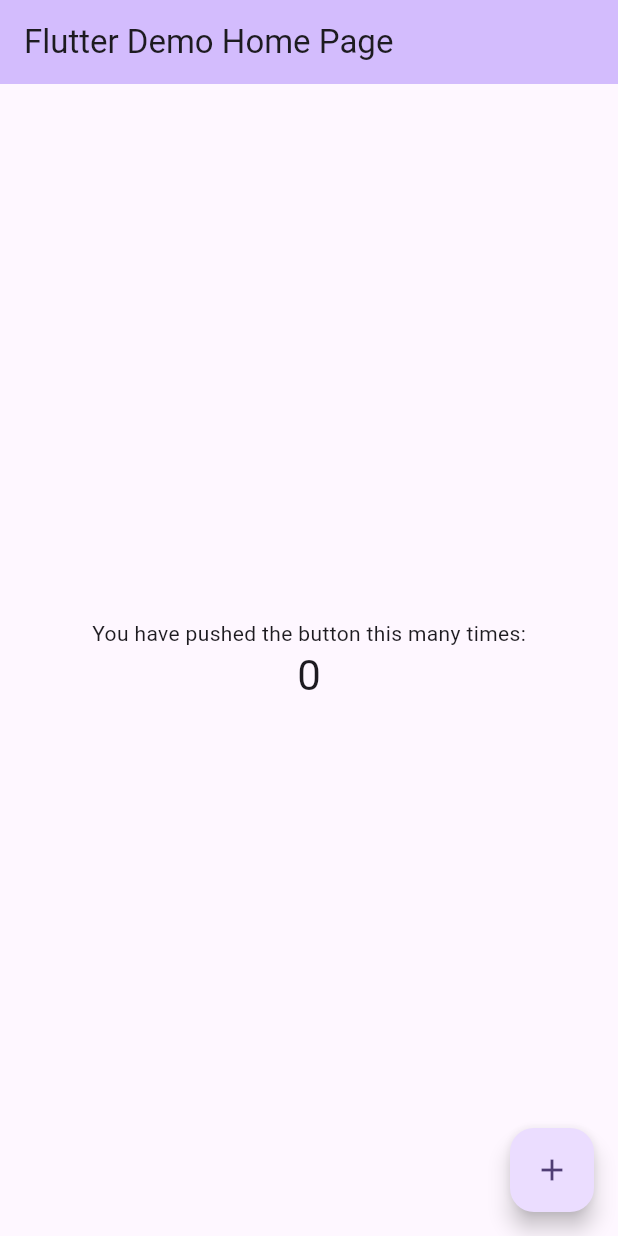
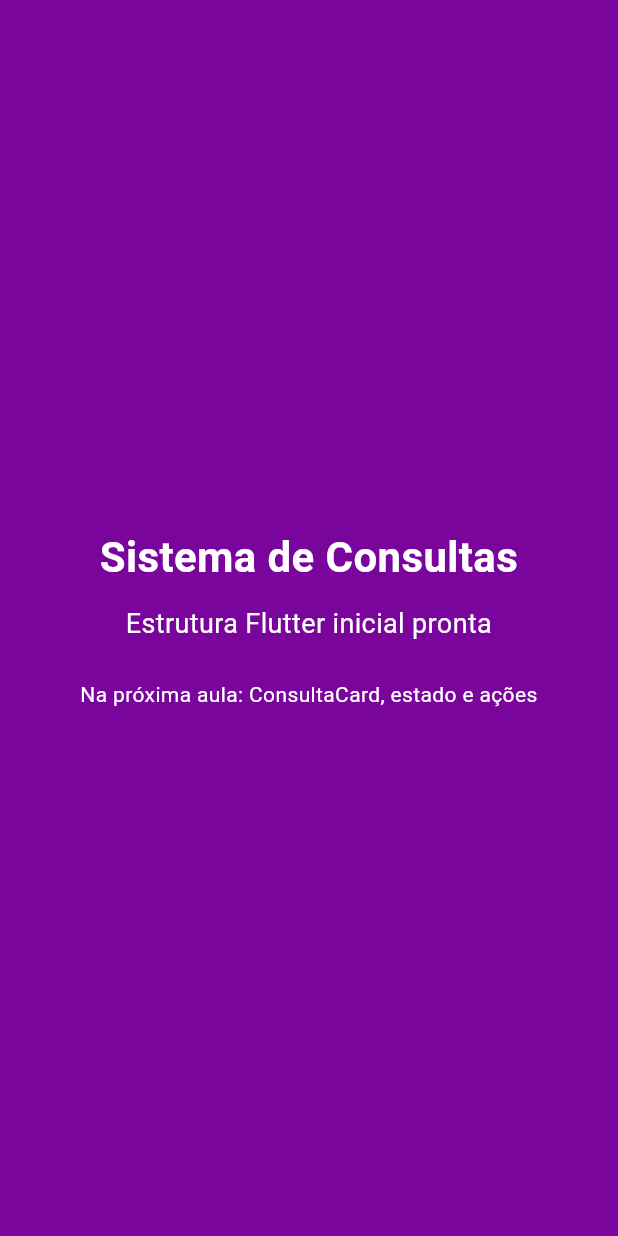
Before and after one commit to PietroMauerGodoy/Marcacao-Consultas-Flutter, a Flutter app: the screen it shows after launch, on a phone screen of 412 x 824 dp. Run offline on Flutter 3.47's test engine with Material 3 defaults, Android fonts, the phone set to English and light mode, and no system bars.

Commit message:
Inicia a arquitetura do Sistema de Marcação de Consultas a partir do projeto Flutter base

```diff
--- a/lib/main.dart
+++ b/lib/main.dart
@@ -1,66 +1,26 @@
 import 'package:flutter/material.dart';
+import 'src/screens/screens.dart';
+import 'src/styles/app_colors.dart';
 
 void main() {
- runApp(const MyApp());
+ runApp(const MarcacaoConsultasApp());
 }
 
-class MyApp extends StatelessWidget {
- const MyApp({super.key});
+class MarcacaoConsultasApp extends StatelessWidget {
+ const MarcacaoConsultasApp({super.key});
 
  @override
  Widget build(BuildContext context) {
  return MaterialApp(
- title: 'Flutter Demo',
+ debugShowCheckedModeBanner: false,
+ title: 'Sistema de Consultas',
  theme: ThemeData(
- colorScheme: ColorScheme.fromSeed(seedColor: Colors.deepPurple),
+ colorScheme: ColorScheme.fromSeed(
+ seedColor: AppColors.primaria,
  ),
- home: const MyHomePage(title: 'Flutter Demo Home Page'),
+ useMaterial3: true,
+ ),
+ home: const HomeScreen(),
  );
  }
 }
-
-class MyHomePage extends StatefulWidget {
- const MyHomePage({super.key, required this.title});
-
- final String title;
-
- @override
- State<MyHomePage> createState() => _MyHomePageState();
-}
-
-class _MyHomePageState extends State<MyHomePage> {
- int _counter = 0;
-
- void _incrementCounter() {
- setState(() {
- _counter++;
- });
- }
-
- @override
- Widget build(BuildContext context) {
- return Scaffold(
- appBar: AppBar(
- backgroundColor: Theme.of(context).colorScheme.inversePrimary,
- title: Text(widget.title),
- ),
- body: Center(
- child: Column(
- mainAxisAlignment: MainAxisAlignment.center,
- children: [
- const Text('You have pushed the button this many times:'),
- Text(
- '$_counter',
- style: Theme.of(context).textTheme.headlineMedium,
- ),
- ],
- ),
- ),
- floatingActionButton: FloatingActionButton(
- onPressed: _incrementCounter,
- tooltip: 'Increment',
- child: const Icon(Icons.add),
- ),
- );
- }
-}
--- /dev/null
+++ b/lib/src/screens/home_screen.dart
@@ -0,0 +1,52 @@
+import 'package:flutter/material.dart';
+import '../styles/app_colors.dart';
+
+class HomeScreen extends StatelessWidget {
+ const HomeScreen({super.key});
+
+ @override
+ Widget build(BuildContext context) {
+ return Scaffold(
+ backgroundColor: AppColors.primaria,
+ body: SafeArea(
+ child: Center(
+ child: Padding(
+ padding: const EdgeInsets.all(24),
+ child: Column(
+ mainAxisAlignment: MainAxisAlignment.center,
+ children: const [
+ Text(
+ 'Sistema de Consultas',
+ textAlign: TextAlign.center,
+ style: TextStyle(
+ color: AppColors.branco,
+ fontSize: 28,
+ fontWeight: FontWeight.bold,
+ ),
+ ),
+ SizedBox(height: 12),
+ Text(
+ 'Estrutura Flutter inicial pronta',
+ textAlign: TextAlign.center,
+ style: TextStyle(
+ color: AppColors.branco,
+ fontSize: 18,
+ ),
+ ),
+ SizedBox(height: 24),
+ Text(
+ 'Na próxima aula: ConsultaCard, estado e ações',
+ textAlign: TextAlign.center,
+ style: TextStyle(
+ color: AppColors.branco,
+ fontSize: 14,
+ ),
+ ),
+ ],
+ ),
+ ),
+ ),
+ ),
+ );
+ }
+}
--- /dev/null
+++ b/lib/src/screens/screens.dart
@@ -0,0 +1 @@
+export 'home_screen.dart';
--- /dev/null
+++ b/lib/src/styles/app_colors.dart
@@ -0,0 +1,10 @@
+import 'package:flutter/material.dart';
+
+class AppColors {
+ static const Color primaria = Color(0xFF79059C);
+ static const Color branco = Colors.white;
+ static const Color textoEscuro = Color(0xFF333333);
+ static const Color sucesso = Color(0xFF4CAF50);
+ static const Color perigo = Color(0xFFF44336);
+ static const Color alerta = Color(0xFFFFA500);
+}
--- /dev/null
+++ b/lib/src/styles/styles.dart
@@ -0,0 +1 @@
+export 'app_colors.dart';
```
